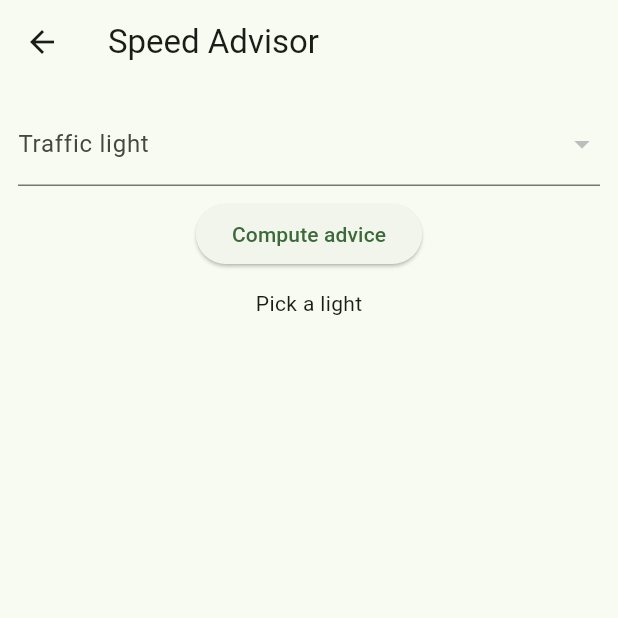
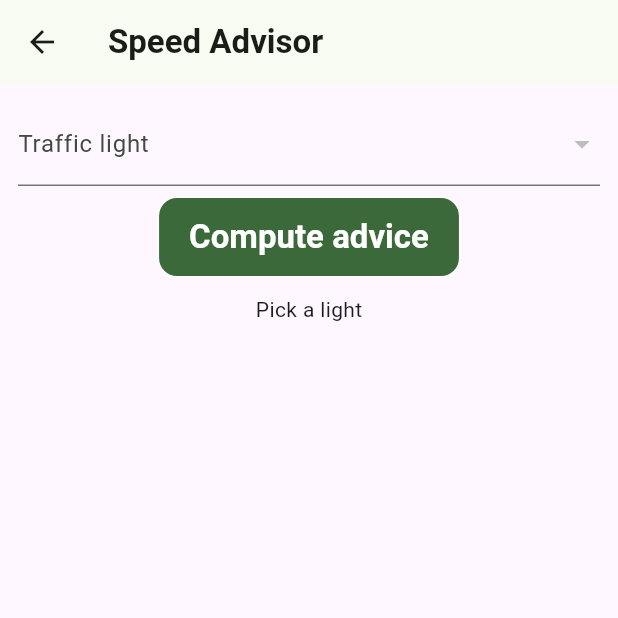
Before and after one commit to maxshmax666/greenWave, a Flutter app: the SpeedAdvisorScreen screen opened directly, on a phone screen of 412 x 824 dp, the top half of it. Run offline on Flutter 3.47's test engine with Material 3 defaults, Android fonts, the phone set to English and light mode, and no system bars; our stand-ins replace camera, flutter_map, geolocator, latlong2, permission_handler, shared_preferences and 2 more; accounts and stored records are empty.

Commit message:
feat: add themed glowing button and unify styles

```diff
--- /dev/null
+++ b/lib/app_theme.dart
@@ -0,0 +1,46 @@
+import 'package:flutter/material.dart';
+
+/// Centralized app theme with shared paddings, radii and fonts.
+class AppTheme {
+  AppTheme._();
+
+  /// Default border radius used across the app.
+  static const BorderRadiusGeometry radius = BorderRadius.all(Radius.circular(12));
+
+  /// Default padding for widgets such as buttons.
+  static const EdgeInsetsGeometry padding = EdgeInsets.symmetric(
+    horizontal: 20,
+    vertical: 12,
+  );
+
+  static TextTheme _textTheme(TextTheme base) => base.copyWith(
+        headlineLarge: base.headlineLarge?.copyWith(
+          fontWeight: FontWeight.bold,
+        ),
+        titleLarge: base.titleLarge?.copyWith(
+          fontWeight: FontWeight.w600,
+        ),
+      );
+
+  /// Light theme configuration.
+  static ThemeData light(MaterialColor color) {
+    final scheme = ColorScheme.fromSeed(seedColor: color);
+    final base = ThemeData.light();
+    return base.copyWith(
+      colorScheme: scheme,
+      textTheme: _textTheme(base.textTheme),
+      useMaterial3: true,
+    );
+  }
+
+  /// Dark theme configuration.
+  static ThemeData dark(MaterialColor color) {
+    final scheme = ColorScheme.fromSeed(seedColor: color, brightness: Brightness.dark);
+    final base = ThemeData.dark();
+    return base.copyWith(
+      colorScheme: scheme,
+      textTheme: _textTheme(base.textTheme),
+      useMaterial3: true,
+    );
+  }
+}
--- /dev/null
+++ b/lib/glowing_button.dart
@@ -0,0 +1,107 @@
+import 'package:flutter/material.dart';
+
+import 'app_theme.dart';
+
+/// Visual tone of [GlowingButton].
+enum GlowingButtonTone { primary, secondary, ghost }
+
+/// A custom button that shows a subtle glow on hover and focus.
+class GlowingButton extends StatefulWidget {
+  const GlowingButton({
+    super.key,
+    required this.onPressed,
+    required this.text,
+    this.tone = GlowingButtonTone.primary,
+    this.loading = false,
+  });
+
+  final VoidCallback? onPressed;
+  final String text;
+  final GlowingButtonTone tone;
+  final bool loading;
+
+  @override
+  State<GlowingButton> createState() => _GlowingButtonState();
+}
+
+class _GlowingButtonState extends State<GlowingButton> {
+  bool _hover = false;
+  bool _focus = false;
+
+  @override
+  Widget build(BuildContext context) {
+    final scheme = Theme.of(context).colorScheme;
+    Color bg;
+    Color fg;
+    BorderSide? border;
+
+    switch (widget.tone) {
+      case GlowingButtonTone.primary:
+        bg = scheme.primary;
+        fg = scheme.onPrimary;
+        break;
+      case GlowingButtonTone.secondary:
+        bg = scheme.secondary;
+        fg = scheme.onSecondary;
+        break;
+      case GlowingButtonTone.ghost:
+        bg = Colors.transparent;
+        fg = scheme.primary;
+        border = BorderSide(color: scheme.primary);
+        break;
+    }
+
+    final glowColor = bg == Colors.transparent ? scheme.primary : bg;
+
+    return Focus(
+      onFocusChange: (v) => setState(() => _focus = v),
+      child: MouseRegion(
+        onEnter: (_) => setState(() => _hover = true),
+        onExit: (_) => setState(() => _hover = false),
+        child: AnimatedContainer(
+          duration: const Duration(milliseconds: 150),
+          decoration: BoxDecoration(
+            color: bg,
+            borderRadius: AppTheme.radius,
+            border: border,
+            boxShadow: _hover || _focus
+                ? [
+                    BoxShadow(
+                      color: glowColor.withOpacity(0.6),
+                      blurRadius: 8,
+                      spreadRadius: 1,
+                    )
+                  ]
+                : null,
+          ),
+          child: Material(
+            color: Colors.transparent,
+            child: InkWell(
+              borderRadius: AppTheme.radius as BorderRadius?,
+              onTap: widget.loading ? null : widget.onPressed,
+              child: Padding(
+                padding: AppTheme.padding,
+                child: widget.loading
+                    ? SizedBox(
+                        width: 20,
+                        height: 20,
+                        child: CircularProgressIndicator(
+                          strokeWidth: 2,
+                          valueColor: AlwaysStoppedAnimation<Color>(fg),
+                        ),
+                      )
+                    : Text(
+                        widget.text,
+                        style: Theme.of(context)
+                            .textTheme
+                            .titleLarge
+                            ?.copyWith(color: fg),
+                      ),
+              ),
+            ),
+          ),
+        ),
+      ),
+    );
+  }
+}
--- a/lib/screens/speed_advisor.dart
+++ b/lib/screens/speed_advisor.dart
@@ -2,6 +2,8 @@ import "dart:math";
 import "package:flutter/material.dart";
 import "package:geolocator/geolocator.dart";
 import "package:supabase_flutter/supabase_flutter.dart";
+
+import '../glowing_button.dart';
 
 final supa = Supabase.instance.client;
 
@@ -216,8 +218,10 @@ class _SpeedAdvisorScreenState extends State<SpeedAdvisorScreen> {
               decoration: const InputDecoration(labelText: "Traffic light"),
             ),
             const SizedBox(height: 8),
-            ElevatedButton(
-                onPressed: _compute, child: const Text("Compute advice")),
+            GlowingButton(
+              onPressed: _compute,
+              text: "Compute advice",
+            ),
             const SizedBox(height: 12),
             Text(_status),
             if (_suggestMin != null && _suggestMax != null)
```
Also changed, not shown: lib/main.dart (+12 -16 lines), lib/screens/cycle_recorder.dart (+25 -6 lines), lib/screens/map_screen copy.dart (+6 -4 lines).
